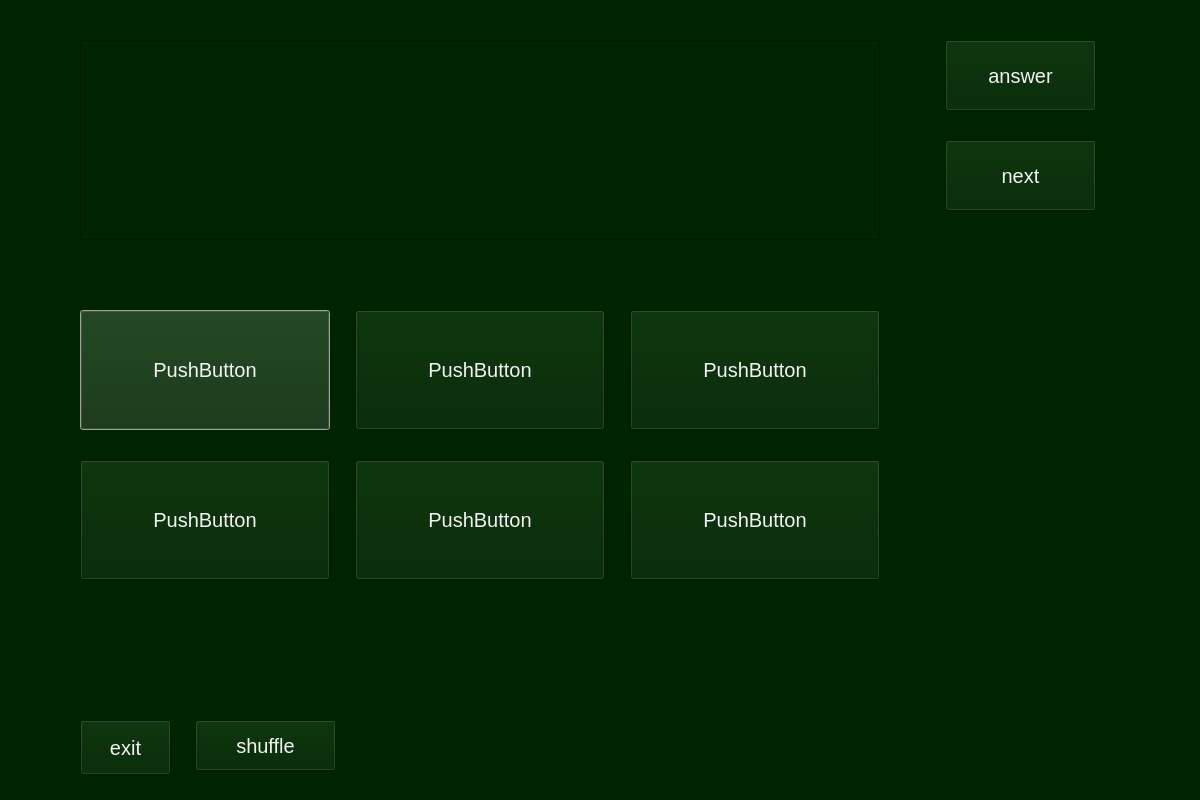
Before: the Qt Designer form WindowsGraphics/FlashCardsModeWindow.ui in Skripkon/App-for-learning-English-LANGOD, drawn with Qt 5.
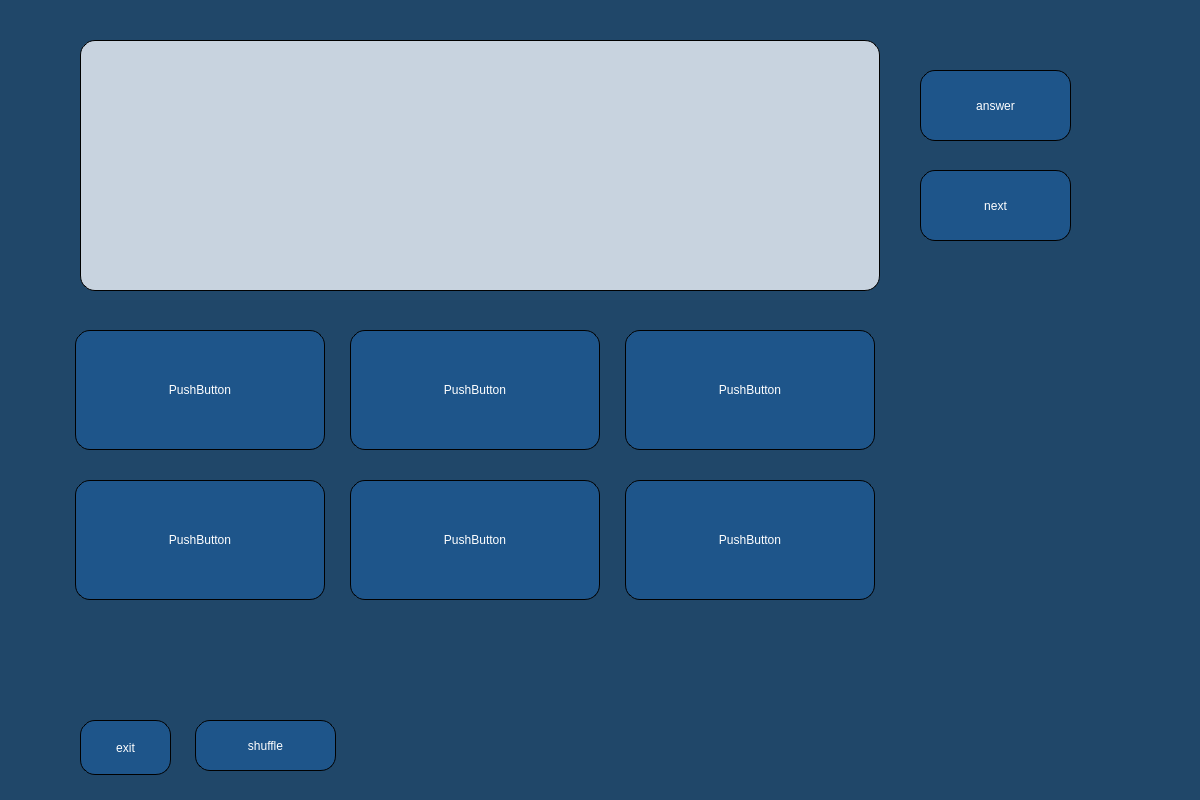
After: the same form once the commit is applied.

What changed in the file:
```diff
--- a/WindowsGraphics/FlashCardsModeWindow.ui
+++ b/WindowsGraphics/FlashCardsModeWindow.ui
@@ -14,25 +14,28 @@
    <string>Dialog</string>
   </property>
   <property name="styleSheet">
-   <string notr="true">background-color: rgb(0, 36, 0);
+   <string notr="true">background-color: rgb(32, 71, 105);
 border-color: rgb(255, 255, 255);</string>
   </property>
   <widget class="QPushButton" name="var2_button">
    <property name="geometry">
     <rect>
-     <x>80</x>
-     <y>310</y>
+     <x>75</x>
+     <y>330</y>
      <width>250</width>
      <height>120</height>
     </rect>
    </property>
    <property name="styleSheet">
-    <string notr="true">color:rgb(255, 0, 255);
-font-size:15pt; 
-color:rgb(243, 243, 243);
+    <string notr="true">background-color:rgb(30, 85, 138);
+font: 19pt &quot;Yrsa&quot;;
+color:white;
 selection-background-color: rgb(255, 255, 255);
-
-</string>
+border-style: outset;
+border-width: 1px;
+border-radius: 15px;
+border-color: black;
+padding: 4px;</string>
    </property>
    <property name="text">
     <string>PushButton</string>
@@ -41,18 +44,22 @@
   <widget class="QPushButton" name="var6_button">
    <property name="geometry">
     <rect>
-     <x>355</x>
-     <y>310</y>
+     <x>350</x>
+     <y>330</y>
      <width>250</width>
      <height>120</height>
     </rect>
    </property>
    <property name="styleSheet">
-    <string notr="true">color:rgb(255, 0, 255);
-font-size:15pt; 
-color:rgb(243, 243, 243);
+    <string notr="true">background-color:rgb(30, 85, 138);
+font: 19pt &quot;Yrsa&quot;;
+color:white;
 selection-background-color: rgb(255, 255, 255);
-</string>
+border-style: outset;
+border-width: 1px;
+border-radius: 15px;
+border-color: black;
+padding: 4px;</string>
    </property>
    <property name="text">
     <string>PushButton</string>
@@ -61,19 +68,22 @@
   <widget class="QPushButton" name="var5_button">
    <property name="geometry">
     <rect>
-     <x>630</x>
-     <y>310</y>
+     <x>625</x>
+     <y>330</y>
      <width>250</width>
      <height>120</height>
     </rect>
    </property>
    <property name="styleSheet">
-    <string notr="true">color:rgb(255, 0, 255);
-font-size:15pt; 
-color:rgb(243, 243, 243);
+    <string notr="true">background-color:rgb(30, 85, 138);
+font: 19pt &quot;Yrsa&quot;;
+color:white;
 selection-background-color: rgb(255, 255, 255);
-
-</string>
+border-style: outset;
+border-width: 1px;
+border-radius: 15px;
+border-color: black;
+padding: 4px;</string>
    </property>
    <property name="text">
     <string>PushButton</string>
@@ -82,18 +92,22 @@
   <widget class="QPushButton" name="var3_button">
    <property name="geometry">
     <rect>
-     <x>80</x>
-     <y>460</y>
+     <x>75</x>
+     <y>480</y>
      <width>250</width>
      <height>120</height>
     </rect>
    </property>
    <property name="styleSheet">
-    <string notr="true">color:rgb(255, 0, 255);
-font-size:15pt; 
-color:rgb(243, 243, 243);
+    <string notr="true">background-color:rgb(30, 85, 138);
+font: 19pt &quot;Yrsa&quot;;
+color:white;
 selection-background-color: rgb(255, 255, 255);
-</string>
+border-style: outset;
+border-width: 1px;
+border-radius: 15px;
+border-color: black;
+padding: 4px;</string>
    </property>
    <property name="text">
     <string>PushButton</string>
@@ -102,18 +116,22 @@
   <widget class="QPushButton" name="var1_button">
    <property name="geometry">
     <rect>
-     <x>355</x>
-     <y>460</y>
+     <x>350</x>
+     <y>480</y>
      <width>250</width>
      <height>120</height>
     </rect>
    </property>
    <property name="styleSheet">
-    <string notr="true">color:rgb(255, 0, 255);
-font-size:15pt; 
-color:rgb(243, 243, 243);
+    <string notr="true">background-color:rgb(30, 85, 138);
+font: 19pt &quot;Yrsa&quot;;
+color:white;
 selection-background-color: rgb(255, 255, 255);
-</string>
+border-style: outset;
+border-width: 1px;
+border-radius: 15px;
+border-color: black;
+padding: 4px;</string>
    </property>
    <property name="text">
     <string>PushButton</string>
@@ -122,18 +140,22 @@
   <widget class="QPushButton" name="var4_button">
    <property name="geometry">
     <rect>
-     <x>630</x>
-     <y>460</y>
+     <x>625</x>
+     <y>480</y>
      <width>250</width>
      <height>120</height>
     </rect>
    </property>
    <property name="styleSheet">
-    <string notr="true">color:rgb(255, 0, 255);
-font-size:15pt; 
-color:rgb(243, 243, 243);
+    <string notr="true">background-color:rgb(30, 85, 138);
+font: 19pt &quot;Yrsa&quot;;
+color:white;
 selection-background-color: rgb(255, 255, 255);
-</string>
+border-style: outset;
+border-width: 1px;
+border-radius: 15px;
+border-color: black;
+padding: 4px;</string>
    </property>
    <property name="text">
     <string>PushButton</string>
@@ -149,11 +171,15 @@
     </rect>
    </property>
    <property name="styleSheet">
-    <string notr="true">color:rgb(255, 0, 255);
-font-size:15pt; 
-color:rgb(243, 243, 243);
+    <string notr="true">background-color:rgb(30, 85, 138);
+font: 19pt &quot;Yrsa&quot;;
+color:white;
 selection-background-color: rgb(255, 255, 255);
-</string>
+border-style: outset;
+border-width: 1px;
+border-radius: 15px;
+border-color: black;
+padding: 4px;</string>
    </property>
    <property name="text">
     <string>shuffle</string>
@@ -169,11 +195,15 @@
     </rect>
    </property>
    <property name="styleSheet">
-    <string notr="true">color:rgb(255, 0, 255);
-font-size:15pt; 
-color:rgb(243, 243, 243);
+    <string notr="true">background-color:rgb(30, 85, 138);
+font: 19pt &quot;Yrsa&quot;;
+color:white;
 selection-background-color: rgb(255, 255, 255);
-</string>
+border-style: outset;
+border-width: 1px;
+border-radius: 15px;
+border-color: black;
+padding: 4px;</string>
    </property>
    <property name="text">
     <string>exit</string>
@@ -182,18 +212,22 @@
   <widget class="QPushButton" name="next_button">
    <property name="geometry">
     <rect>
-     <x>945</x>
-     <y>140</y>
+     <x>920</x>
+     <y>170</y>
      <width>151</width>
      <height>71</height>
     </rect>
    </property>
    <property name="styleSheet">
-    <string notr="true">color:rgb(255, 0, 255);
-font-size:15pt; 
-color:rgb(243, 243, 243);
+    <string notr="true">background-color:rgb(30, 85, 138);
+font: 19pt &quot;Yrsa&quot;;
+color:white;
 selection-background-color: rgb(255, 255, 255);
-</string>
+border-style: outset;
+border-width: 1px;
+border-radius: 15px;
+border-color: black;
+padding: 4px;</string>
    </property>
    <property name="text">
     <string>next</string>
@@ -202,18 +236,22 @@
   <widget class="QPushButton" name="right_answer_button">
    <property name="geometry">
     <rect>
-     <x>945</x>
-     <y>40</y>
+     <x>920</x>
+     <y>70</y>
      <width>151</width>
      <height>71</height>
     </rect>
    </property>
    <property name="styleSheet">
-    <string notr="true">color:rgb(255, 0, 255);
-font-size:15pt; 
-color:rgb(243, 243, 243);
+    <string notr="true">background-color:rgb(30, 85, 138);
+font: 19pt &quot;Yrsa&quot;;
+color:white;
 selection-background-color: rgb(255, 255, 255);
-</string>
+border-style: outset;
+border-width: 1px;
+border-radius: 15px;
+border-color: black;
+padding: 4px;</string>
    </property>
    <property name="text">
     <string>answer</string>
@@ -225,15 +263,20 @@
      <x>80</x>
      <y>40</y>
      <width>800</width>
-     <height>200</height>
+     <height>251</height>
     </rect>
    </property>
    <property name="styleSheet">
-    <string notr="true">border-color: rgb(255, 255, 255);
-font-size:14pt; color:rgb(243, 243, 243);
+    <string notr="true">background-color:rgb(200, 211, 223);
+font: 17pt &quot;Yrsa&quot;;
+color:black;
 selection-background-color: rgb(255, 255, 255);
-selection-color: rgb(46, 194, 126);
-</string>
+border-style: outset;
+border-width: 1px;
+border-radius: 15px;
+border-color: black;
+padding: 4px;
+selection-color: rgb(101, 145, 232);</string>
    </property>
   </widget>
  </widget>
```
